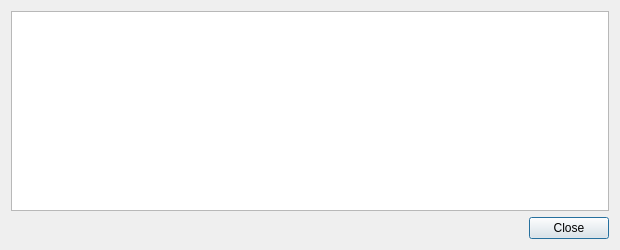
The window that src/qt/forms/transactiondescdialog.ui (EverGreenCoinDev/EverGreenCoin) describes before a commit, drawn with Qt 5.
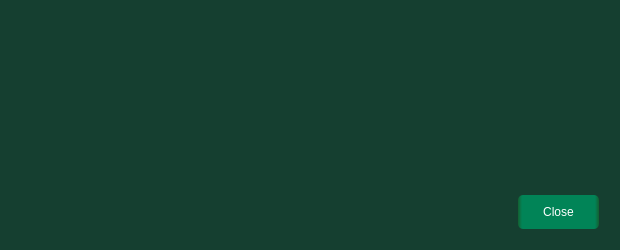
The same window after the commit.

Commit message: TX details style

The edit to the form file:
```diff
--- a/src/qt/forms/transactiondescdialog.ui
+++ b/src/qt/forms/transactiondescdialog.ui
@@ -13,12 +13,18 @@
   <property name="windowTitle">
    <string>Transaction details</string>
   </property>
+  <property name="styleSheet">
+   <string notr="true">QDialog {background-color: #153f30; color: #ffffff;}</string>
+  </property>
   <layout class="QVBoxLayout" name="verticalLayout">
    <item>
     <widget class="QTextEdit" name="detailText">
      <property name="toolTip">
       <string>This pane shows a detailed description of the transaction</string>
      </property>
+     <property name="styleSheet">
+      <string notr="true">color: #ffffff; background: transparent;</string>
+     </property>
      <property name="readOnly">
       <bool>true</bool>
      </property>
@@ -26,6 +32,9 @@
    </item>
    <item>
     <widget class="QDialogButtonBox" name="buttonBox">
+     <property name="styleSheet">
+      <string notr="true">QPushButton { background: QLinearGradient(x1: 0, y1: 0, x2: 1, y2: 0, stop: 0 #155f30, stop: 0.05 #018457, stop: 0.95 #018457, stop: 1 #155f30); border-style: plain; border-width: 20px; border-radius: 15px; border-color: #BCED91; min-width: 10em; padding-left: 15px; padding-right: 15px; color: #ffffff;}</string>
+     </property>
      <property name="orientation">
       <enum>Qt::Horizontal</enum>
      </property>
```
